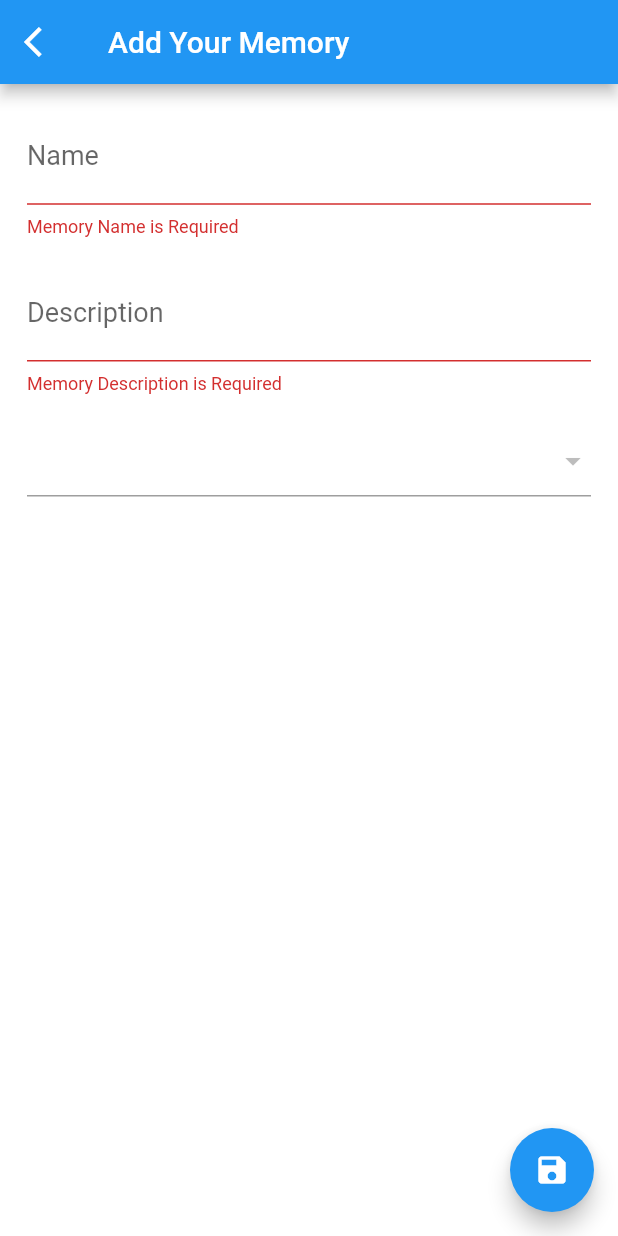
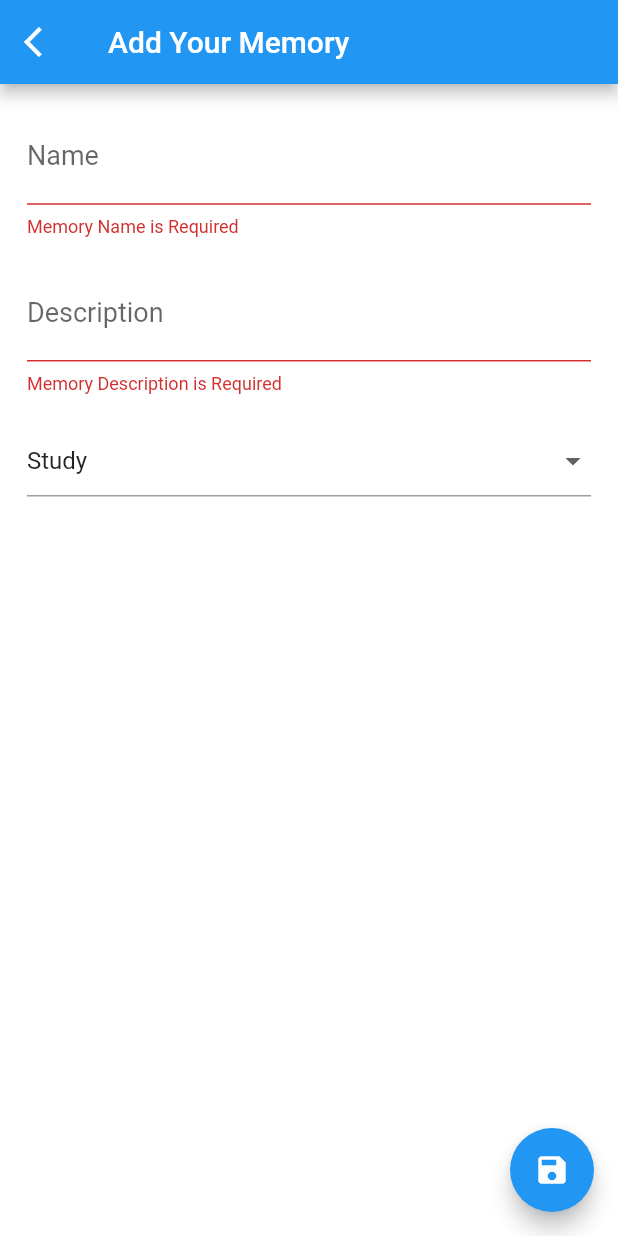
Before and after one commit to JackWangCA/DiaryApp, a Flutter app: the screen it shows after launch, after a tap on the "add" icon, on a phone screen of 412 x 824 dp. Run offline on Flutter 3.47's test engine with Material 2 defaults, Android fonts, the phone set to English and light mode, and no system bars; our stand-ins replace shared_preferences.

Commit message:
Update AddMemoryScreen.dart

```diff
--- a/lib/pages/AddMemoryScreen.dart
+++ b/lib/pages/AddMemoryScreen.dart
@@ -14,7 +14,7 @@ class AddMemoryPage extends StatefulWidget {
 }
 
 class _AddMemoryPageState extends State<AddMemoryPage> {
-  String dropdownValue = 'One';
+  String dropdownValue = 'Study';
   final GlobalKey<FormState> _formKey = GlobalKey<FormState>();
   String memoryImagePath;
   String memoryName = '';
@@ -115,9 +115,6 @@ class _AddMemoryPageState extends State<AddMemoryPage> {
   //the field that allows the user to type in the category of the memory
   buildMemoryCategory() {
     return DropdownButtonFormField(
-      onSaved: (String value) {
-        memoryCategory = value;
-      },
       validator: (String value) {
         if (value.isEmpty) {
           return 'Memory Category is Required';
@@ -125,14 +122,21 @@ class _AddMemoryPageState extends State<AddMemoryPage> {
 
         return null;
       },
-      value: dropdownValue,
-      items: <String>['Study', 'Family', 'Free', 'Four']
+      value: 'Study',
+      items: <String>['Study', 'Family', 'Friends', 'Vacation']
           .map<DropdownMenuItem<String>>((String value) {
         return DropdownMenuItem<String>(
           value: value,
           child: Text(value),
         );
       }).toList(),
+      onSaved: (String value) {
+        memoryCategory = value;
+        print(Text(memoryCategory));
+      },
+      onChanged: (String value) {
+        memoryCategory = value;
+      },
     );
   }
 
```
